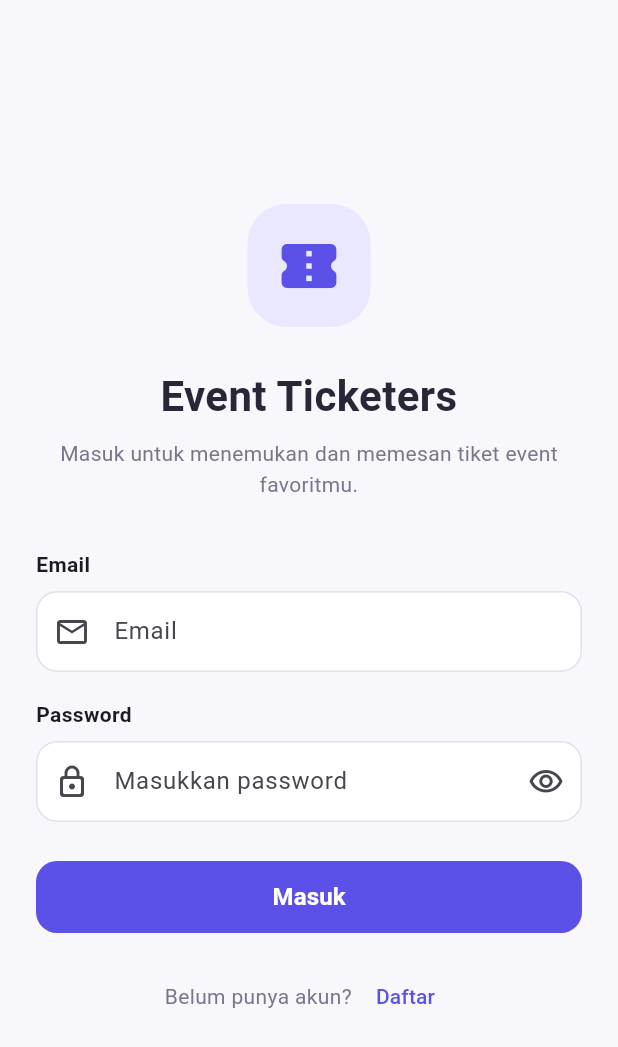
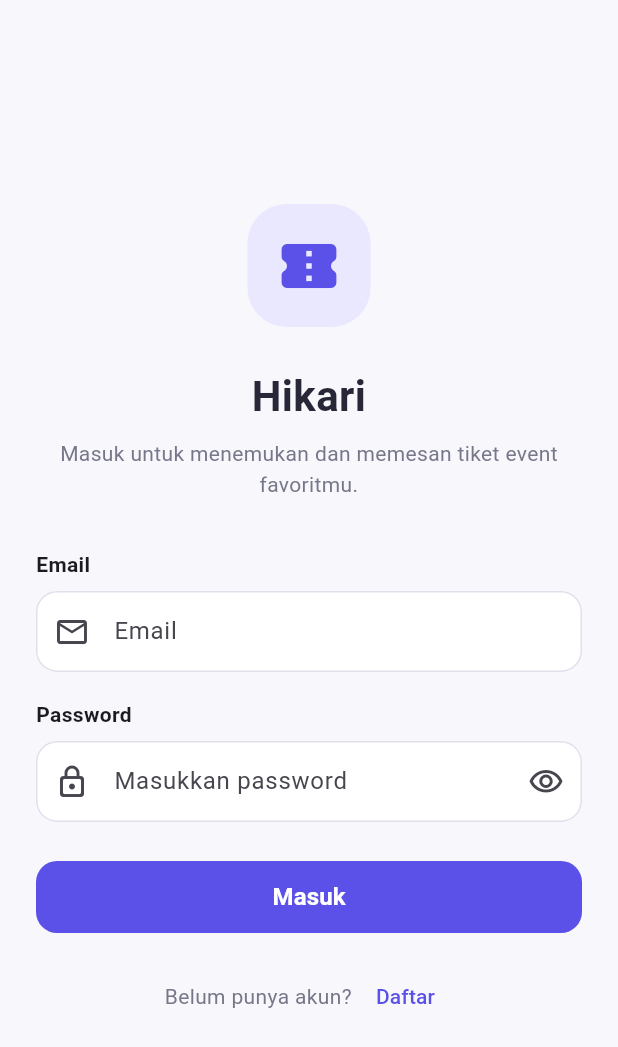
Before and after one commit to fatihnasywan04-oss/Aplikasi-tiket-update, a Flutter app: the LoginPage screen opened by its route, on a phone screen of 412 x 824 dp. Shown: the top 1047 px of the screen. Run offline on Flutter 3.47's test engine with Material 3 defaults, Android fonts, the phone set to English and light mode, and no system bars; our stand-ins replace image_picker, pdf, printing, shared_preferences, video_player; accounts and stored records are empty.

Commit message:
Update aplikasi

```diff
--- a/lib/screens/auth/login_page.dart
+++ b/lib/screens/auth/login_page.dart
@@ -143,7 +143,7 @@ class _LoginPageState extends State<LoginPage> {
                     ),
                     const SizedBox(height: 26),
                     const Text(
-                      'Event Ticketers',
+                      'Hikari',
                       textAlign: TextAlign.center,
                       style: TextStyle(
                         fontSize: 28,
```
Also changed, not shown: lib/screens/admin/add_event_page.dart (deleted), 1 other file.
